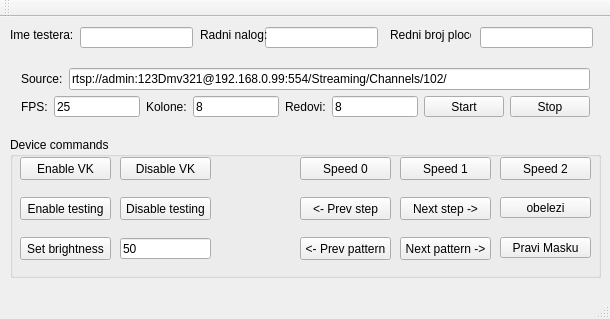
Qt form mainwindow.ui (papa/DMV-Actual) before a commit.
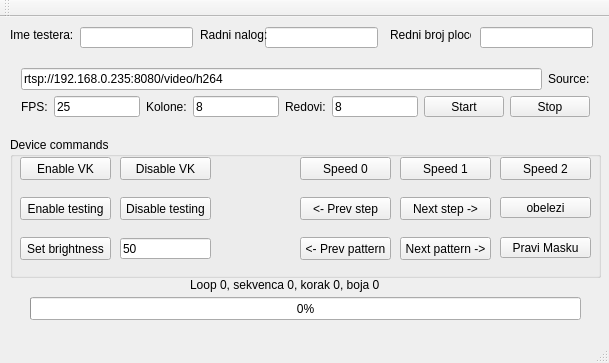
The same form after that commit.

What changed in the file:
```diff
--- a/mainwindow.ui
+++ b/mainwindow.ui
@@ -6,8 +6,8 @@
    <rect>
     <x>0</x>
     <y>0</y>
-    <width>610</width>
-    <height>319</height>
+    <width>609</width>
+    <height>363</height>
    </rect>
   </property>
   <property name="windowTitle">
@@ -26,6 +26,13 @@
     <layout class="QVBoxLayout" name="verticalLayout">
      <item>
       <layout class="QHBoxLayout" name="horizontalLayout_2">
+       <item>
+        <widget class="QLineEdit" name="sourceLineEdit">
+         <property name="text">
+          <string>rtsp://192.168.0.235:8080/video/h264</string>
+         </property>
+        </widget>
+       </item>
        <item>
         <widget class="QLabel" name="sourceLabel">
          <property name="text">
@@ -33,13 +40,6 @@
          </property>
         </widget>
        </item>
-       <item>
-        <widget class="QLineEdit" name="sourceLineEdit">
-         <property name="text">
-          <string>rtsp://admin:123Dmv321@192.168.0.99:554/Streaming/Channels/102/</string>
-         </property>
-        </widget>
-       </item>
       </layout>
      </item>
      <item>
@@ -409,6 +409,32 @@
      </rect>
     </property>
    </widget>
+   <widget class="QProgressBar" name="progressBar">
+    <property name="geometry">
+     <rect>
+      <x>30</x>
+      <y>280</y>
+      <width>551</width>
+      <height>23</height>
+     </rect>
+    </property>
+    <property name="value">
+     <number>0</number>
+    </property>
+   </widget>
+   <widget class="QLabel" name="label_4">
+    <property name="geometry">
+     <rect>
+      <x>190</x>
+      <y>260</y>
+      <width>231</width>
+      <height>16</height>
+     </rect>
+    </property>
+    <property name="text">
+     <string>Loop 0, sekvenca 0, korak 0, boja 0</string>
+    </property>
+   </widget>
   </widget>
   <widget class="QMenuBar" name="menuBar">
    <property name="geometry">
```
Left out of the diff: 2 changed lines with no effect on the pictures.
